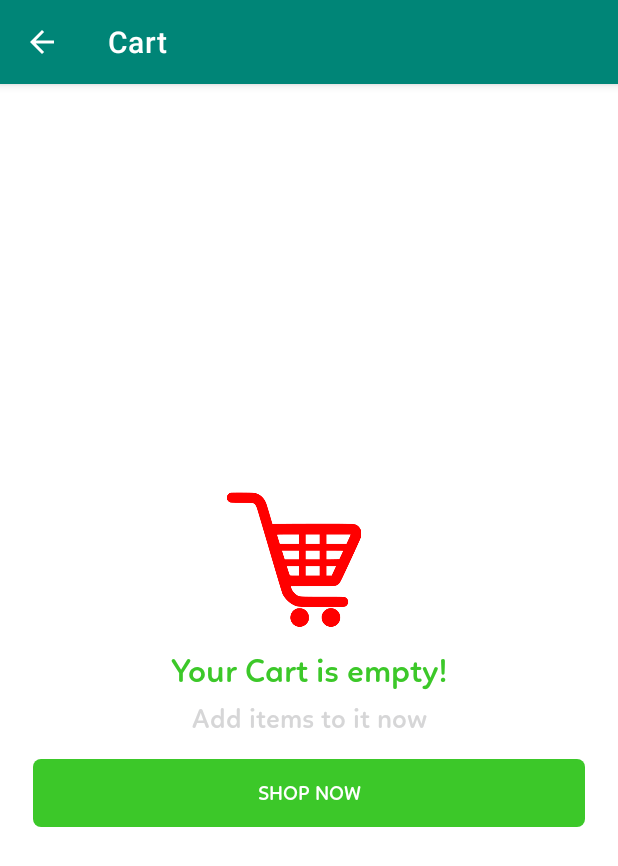
After one commit to deepak140596/UniGroc, an Android app: the EmptyCart screen opened directly, with no data from a screen before it, on a phone screen of 412 x 824 dp. The commit adds this screen. Shown: the top 866 px of the screen. Run offline under Robolectric (Android 15) with nearby library versions, the phone set to English and light mode, and no system bars.

Commit message:
Empty Cart added

```diff
--- /dev/null
+++ b/app/src/main/java/com/avvnapps/unigroc/Activity/EmptyCart.kt
@@ -0,0 +1,28 @@
+package com.avvnapps.unigroc.Activity
+
+import android.content.Intent
+import androidx.appcompat.app.AppCompatActivity
+import android.os.Bundle
+import com.avvnapps.unigroc.MainActivity
+import com.avvnapps.unigroc.R
+import kotlinx.android.synthetic.main.activity_empty_cart_.*
+
+
+
+
+class EmptyCart : AppCompatActivity() {
+
+    override fun onCreate(savedInstanceState: Bundle?) {
+        super.onCreate(savedInstanceState)
+        setContentView(R.layout.activity_empty_cart_)
+        getSupportActionBar()?.setDisplayHomeAsUpEnabled(true);
+        getSupportActionBar()?.setDisplayShowHomeEnabled(true);
+        supportActionBar!!.setTitle("Cart")
+
+        btn_shopnow.setOnClickListener {
+           onBackPressed()
+        }
+
+
+    }
+}
--- a/app/src/main/java/com/avvnapps/unigroc/authentication/AuthUiActivity.kt
+++ b/app/src/main/java/com/avvnapps/unigroc/authentication/AuthUiActivity.kt
@@ -50,7 +50,7 @@ class AuthUiActivity : AppCompatActivity(){
                 AuthUI.IdpConfig.EmailBuilder().build(),
                 AuthUI.IdpConfig.GoogleBuilder().build())
 
-// Create and launch sign-in intent
+       // Create and launch sign-in intent
         startActivityForResult(
                 AuthUI.getInstance()
                         .createSignInIntentBuilder()
--- /dev/null
+++ b/app/src/main/res/drawable/bg_rounded_button.xml
@@ -0,0 +1,17 @@
+<?xml version="1.0" encoding="UTF-8"?>
+<shape xmlns:android="http://schemas.android.com/apk/res/android"
+    android:id="@+id/listview_background_shape">
+    <stroke
+        android:width="3dp"
+        android:color="@color/green" />
+    <solid android:color="@color/green" />
+    <stroke
+        android:width="0dp"
+        android:color="@color/green" />
+    <padding
+        android:bottom="2dp"
+        android:left="2dp"
+        android:right="2dp"
+        android:top="2dp" />
+    <corners android:radius="5dp" />
+</shape>
--- /dev/null
+++ b/app/src/main/res/layout/activity_empty_cart_.xml
@@ -0,0 +1,86 @@
+<?xml version="1.0" encoding="utf-8"?>
+<androidx.constraintlayout.widget.ConstraintLayout xmlns:android="http://schemas.android.com/apk/res/android"
+        xmlns:app="http://schemas.android.com/apk/res-auto"
+        xmlns:tools="http://schemas.android.com/tools"
+        android:layout_width="match_parent"
+        android:layout_height="match_parent"
+        tools:context=".Activity.EmptyCart">
+
+    <LinearLayout
+            android:layout_width="match_parent"
+            android:layout_height="match_parent"
+            android:background="#fff"
+            android:gravity="center_vertical"
+            android:orientation="vertical"
+            android:padding="@dimen/space_10"
+            >
+
+        <ImageView
+                android:id="@+id/imageView2"
+                android:layout_width="match_parent"
+                android:layout_height="90dp"
+                android:paddingRight="@dimen/space_20"
+                app:layout_constraintBottom_toBottomOf="parent"
+                app:layout_constraintLeft_toLeftOf="parent"
+                app:layout_constraintRight_toRightOf="parent"
+                app:layout_constraintTop_toTopOf="parent"
+                app:srcCompat="@drawable/empty_cart" />
+
+        <com.avvnapps.unigroc.Font.LatoBLack
+                android:layout_width="348dp"
+                android:layout_height="wrap_content"
+                android:layout_gravity="center"
+                android:layout_marginTop="@dimen/space_16"
+                android:gravity="center"
+                android:shadowDx="1"
+                android:shadowDy="1"
+                android:text="Your Cart is empty!"
+                android:textAlignment="center"
+                android:textColor="@color/green"
+                android:textSize="@dimen/text_size_large"
+                android:textStyle="bold"
+                tools:layout_editor_absoluteX="10dp"
+                tools:layout_editor_absoluteY="326dp" />
+
+        <com.avvnapps.unigroc.Font.LatoBLack
+                android:layout_width="348dp"
+                android:layout_height="wrap_content"
+                android:layout_gravity="center"
+                android:layout_marginTop="@dimen/space_8"
+                android:gravity="center"
+                android:shadowDx="1"
+                android:shadowDy="1"
+                android:text="Add items to it now"
+                android:textAlignment="center"
+                android:textColor="@color/dark_gray"
+                android:textSize="@dimen/text_size_normal"
+                android:textStyle="bold"
+                tools:layout_editor_absoluteX="10dp"
+                tools:layout_editor_absoluteY="326dp" />
+
+        <RelativeLayout
+                android:id="@+id/btn_shopnow"
+                android:layout_width="match_parent"
+                android:layout_height="45dp"
+                android:layout_marginLeft="@dimen/space_12"
+                android:layout_marginRight="@dimen/space_12"
+                android:layout_marginTop="@dimen/space_16"
+                android:background="@drawable/bg_rounded_button"
+                android:padding="12dp">
+
+            <com.avvnapps.unigroc.Font.LatoBLack
+                    android:layout_width="match_parent"
+                    android:layout_height="match_parent"
+                    android:gravity="center"
+                    android:text="SHOP NOW"
+                    android:textColor="#fff"
+                    android:textSize="@dimen/text_size_small" />
+
+
+        </RelativeLayout>
+
+
+    </LinearLayout>
+
+
+</androidx.constraintlayout.widget.ConstraintLayout>
--- a/app/src/main/res/layout/fragment_home.xml
+++ b/app/src/main/res/layout/fragment_home.xml
@@ -48,7 +48,7 @@
                 </RelativeLayout>
 
                 <LinearLayout
-                        android:id="@+id/appbar_dashboard_search_ll"
+                        android:id="@+id/dashboard_search_ll"
                         android:layout_width="match_parent"
                         android:layout_height="40dp"
                         android:orientation="horizontal"
--- a/app/src/main/res/values/styles.xml
+++ b/app/src/main/res/values/styles.xml
@@ -1,7 +1,7 @@
 <resources>
 
     <!-- Base application theme. -->
-    <style name="AppTheme" parent="Theme.AppCompat.Light.DarkActionBar">
+    <style name="AppTheme" parent="Theme.MaterialComponents.Light.DarkActionBar">
         <!-- Customize your theme here. -->
         <item name="colorPrimary">@color/colorPrimary</item>
         <item name="colorPrimaryDark">@color/colorPrimaryDark</item>
```
Also changed, not shown: app/src/main/AndroidManifest.xml (+12 -12 lines), app/src/main/java/com/avvnapps/unigroc/Activity/SplashActivity.kt (+9 -6 lines), app/src/main/java/com/avvnapps/unigroc/Fragments/HomeFragment.kt (+13 -0 lines), app/src/main/java/com/avvnapps/unigroc/MainActivity.kt (+85 -3 lines), app/src/main/res/layout/nav_header_main.xml (+0 -66 lines), app/src/main/res/drawable/empty_cart.png (added).
